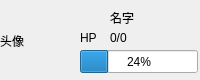
Old version of the form Fear_No_One/System/Interface/peoplehpinfo.ui in the repository TTaket/-.
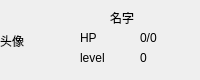
New version of the form.

```diff
--- a/Fear_No_One/System/Interface/peoplehpinfo.ui
+++ b/Fear_No_One/System/Interface/peoplehpinfo.ui
@@ -76,9 +76,9 @@
    <widget class="QLabel" name="lb_hpValue">
     <property name="geometry">
      <rect>
-      <x>110</x>
+      <x>140</x>
       <y>30</y>
-      <width>81</width>
+      <width>41</width>
       <height>16</height>
      </rect>
     </property>
@@ -86,19 +86,6 @@
      <string>0/0</string>
     </property>
    </widget>
-   <widget class="QProgressBar" name="prb_hpBar">
-    <property name="geometry">
-     <rect>
-      <x>80</x>
-      <y>50</y>
-      <width>118</width>
-      <height>23</height>
-     </rect>
-    </property>
-    <property name="value">
-     <number>24</number>
-    </property>
-   </widget>
    <widget class="QLabel" name="background">
     <property name="geometry">
      <rect>
@@ -112,6 +99,32 @@
      <string/>
     </property>
    </widget>
+   <widget class="QLabel" name="lb_level">
+    <property name="geometry">
+     <rect>
+      <x>80</x>
+      <y>50</y>
+      <width>51</width>
+      <height>16</height>
+     </rect>
+    </property>
+    <property name="text">
+     <string>level</string>
+    </property>
+   </widget>
+   <widget class="QLabel" name="lb_levelval">
+    <property name="geometry">
+     <rect>
+      <x>140</x>
+      <y>50</y>
+      <width>68</width>
+      <height>15</height>
+     </rect>
+    </property>
+    <property name="text">
+     <string>0</string>
+    </property>
+   </widget>
    <zorder>background</zorder>
    <zorder>lb_hpIcon</zorder>
    <zorder>lb_hpName</zorder>
```
Left out of the diff: 3 changed lines with no effect on the pictures.
